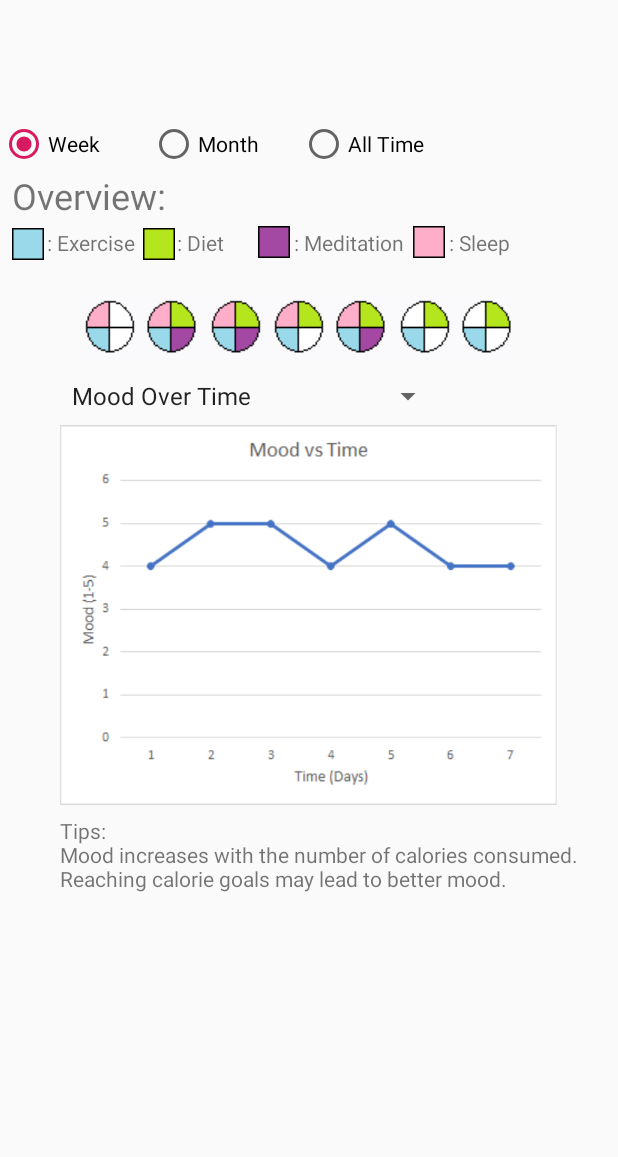
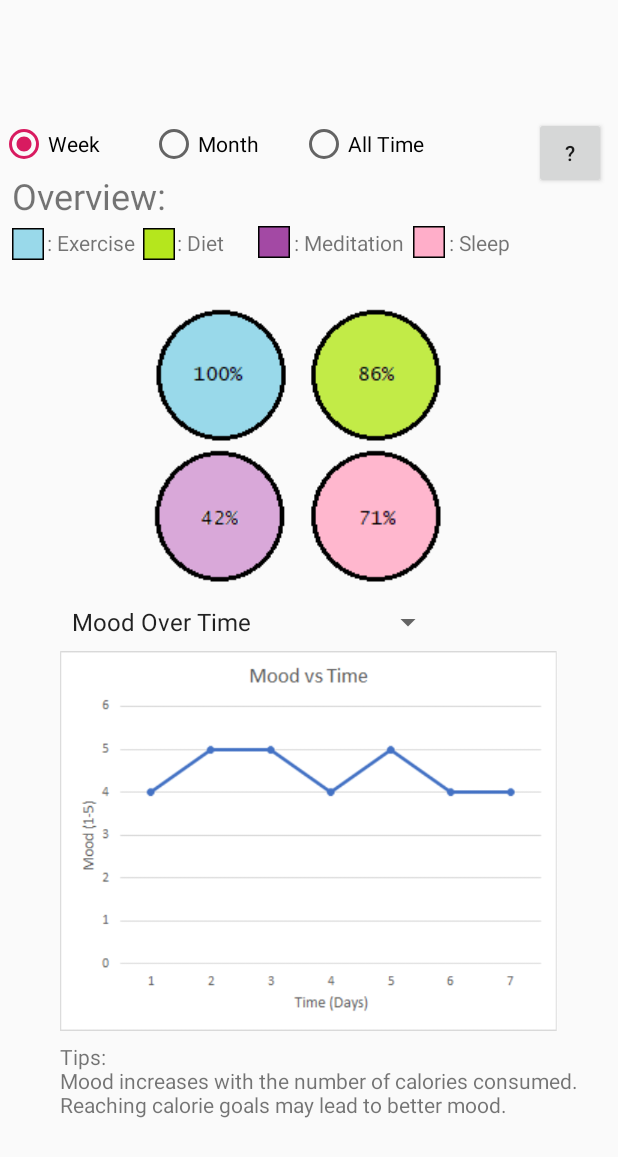
Before and after one commit to mskopic/HealthApp_test, an Android app: the fragment TrendsTab shown on its own in the app's theme, on a phone screen of 412 x 824 dp. Shown: the top 1157 px of the screen. Run offline under Robolectric (Android 15) with nearby library versions, the phone set to English and light mode, and no system bars.

Commit message:
updated Trends Tab for phase 4

```diff
--- a/app/src/main/java/com/example/healthapp_test/NewMeal.java
+++ b/app/src/main/java/com/example/healthapp_test/NewMeal.java
@@ -141,6 +141,7 @@ public class NewMeal extends AppCompatActivity {
         int meal_num = intent.getIntExtra("meal_num",0);
         Meal_Goal m = d.meals.get(meal_num);
 
+
         name = editText.getText().toString();
         low = Integer.parseInt(editlow.getText().toString());
         high = Integer.parseInt(edithigh.getText().toString());
--- a/app/src/main/java/com/example/healthapp_test/TrendsTab.java
+++ b/app/src/main/java/com/example/healthapp_test/TrendsTab.java
@@ -16,6 +16,12 @@ import android.widget.ArrayAdapter;
 import android.widget.AdapterView;
 import android.widget.Toast;
 import android.widget.ImageView;
+//added 5/11
+import android.widget.Button;
+import android.widget.PopupWindow;
+import android.widget.GridLayout.LayoutParams;
+import android.widget.ImageButton;
+import android.app.Dialog;
 
 import java.util.ArrayList;
 
@@ -45,6 +51,10 @@ public class TrendsTab extends Fragment implements AdapterView.OnItemSelectedLis
     private RadioButton weekly_but;
     private RadioButton monthly_but;
     private RadioButton all_time_but;
+    //added 5/11
+    private Button help_butt;
+    private PopupWindow pop_help;
+    private Context this_context;
 
     //final private ImageView imageView;
 
@@ -79,6 +89,8 @@ public class TrendsTab extends Fragment implements AdapterView.OnItemSelectedLis
     @Override
     public void onCreate(Bundle savedInstanceState) {
         super.onCreate(savedInstanceState);
+        this_context = this.getContext();
+
 
         if (getArguments() != null) {
             mParam1 = getArguments().getString(ARG_PARAM1);
@@ -87,12 +99,15 @@ public class TrendsTab extends Fragment implements AdapterView.OnItemSelectedLis
 
 
     }
-
+    public void setTip(CharSequence s) {
+        //Toast.makeText((Context)getContext(), s).show();
+    }
     @Override
     public View onCreateView(LayoutInflater inflater, ViewGroup container,
                              Bundle savedInstanceState) {
 
         View view = inflater.inflate(R.layout.fragment_trends_tab, container, false);
+        final View view_p = inflater.inflate(R.layout.trends_popup, container, false);
         final ArrayList<String> chartNames = new ArrayList<>();
         chartNames.add("Mood Over Time");
         chartNames.add("Sleep Goal Over Time");
@@ -104,7 +119,44 @@ public class TrendsTab extends Fragment implements AdapterView.OnItemSelectedLis
         weekly_but = view.findViewById(R.id.week_trend_but);
         monthly_but = view.findViewById(R.id.month_trend_but);
         all_time_but = view.findViewById(R.id.all_trend_but);
+        //added 5/11
+        help_butt = view.findViewById(R.id.trends_tips);
+        help_butt.setOnClickListener(new View.OnClickListener() {
+            public void onClick(View v) {
 
+                final Dialog dialog = new Dialog(this_context);
+                dialog.setContentView(R.layout.trends_popup);
+                ImageButton closeButton = (ImageButton) view_p.findViewById(R.id.ib_close);
+
+                // Set a click listener for the popup window close button
+                closeButton.setOnClickListener(new View.OnClickListener() {
+                    @Override
+                    public void onClick(View view) {
+                        // Dismiss the popup window
+                        dialog.dismiss();
+                    }
+                });
+
+                dialog.show();
+                /*//Toast.makeText(this_context, "Help:\n").show();
+                pop_help = new PopupWindow(
+                        view_p,
+                        LayoutParams.WRAP_CONTENT,
+                        LayoutParams.WRAP_CONTENT
+                );
+
+                ImageButton closeButton = (ImageButton) view_p.findViewById(R.id.ib_close);
+
+                // Set a click listener for the popup window close button
+                closeButton.setOnClickListener(new View.OnClickListener() {
+                    @Override
+                    public void onClick(View view) {
+                        // Dismiss the popup window
+                        pop_help.dismiss();
+                    }
+                });*/
+            }
+        });
 
         final ImageView imageView = (ImageView) view.findViewById(R.id.week_circles);
         final ImageView graphView = (ImageView) view.findViewById(R.id.week_mood_time_graph);
@@ -192,7 +244,7 @@ public class TrendsTab extends Fragment implements AdapterView.OnItemSelectedLis
                         }
                         break;
                     case 2:
-                        //Toast.makeText(parent.getContext(), "Selected: " + item, Toast.LENGTH_LONG).show();
+                        Toast.makeText(parent.getContext(), "Selected: " + item, Toast.LENGTH_LONG).show();
                         if (weekly_but.isChecked()) {
                             graphView.setImageResource(R.drawable.week_calories_mood);
                         } if (monthly_but.isChecked()) {
--- a/app/src/main/res/layout/fragment_trends_tab.xml
+++ b/app/src/main/res/layout/fragment_trends_tab.xml
@@ -34,6 +34,19 @@
             android:text="@string/trends_all_time"/>
     </RadioGroup>
 
+    <Button
+        android:id="@+id/trends_tips"
+        style="@style/Widget.AppCompat.Button.Small"
+        android:layout_width="wrap_content"
+        android:layout_height="wrap_content"
+        android:layout_alignParentTop="true"
+        android:layout_alignParentEnd="true"
+        android:layout_alignParentRight="true"
+        android:layout_marginTop="78dp"
+        android:layout_marginEnd="8dp"
+        android:layout_marginRight="8dp"
+        android:text="?" />
+
 
     <ScrollView
         android:layout_width="match_parent"
@@ -57,10 +70,10 @@
                 android:id="@+id/week_circles"
                 android:layout_width="wrap_content"
                 android:layout_height="wrap_content"
-                android:layout_marginLeft="55dp"
-                android:layout_marginRight="40dp"
                 android:layout_below="@+id/textView14"
                 android:layout_centerHorizontal="true"
+                android:layout_marginLeft="95dp"
+                android:layout_marginRight="40dp"
                 android:layout_marginTop="15dp"
                 android:src="@drawable/week_one_balls" />
 
@@ -220,4 +233,5 @@
 
 
 
+
 </RelativeLayout>
```
Also changed, not shown: app/src/main/res/layout/trends_popup.xml (added, +24 -0 lines), app/src/main/res/drawable/all_mood_time.png, app/src/main/res/drawable/all_sleep_time.png, app/src/main/res/drawable/close_button.png (added), app/src/main/res/drawable/month_balls.png, app/src/main/res/drawable/month_balls_copy.png (added), app/src/main/res/drawable/month_mood_time.png, app/src/main/res/drawable/month_sleep_time.png, app/src/main/res/drawable/not_implemented.png, app/src/main/res/drawable/oldweek_one_balls.png (added), app/src/main/res/drawable/week_one_balls.png, app/src/main/res/drawable/week_sleep_time.png.
